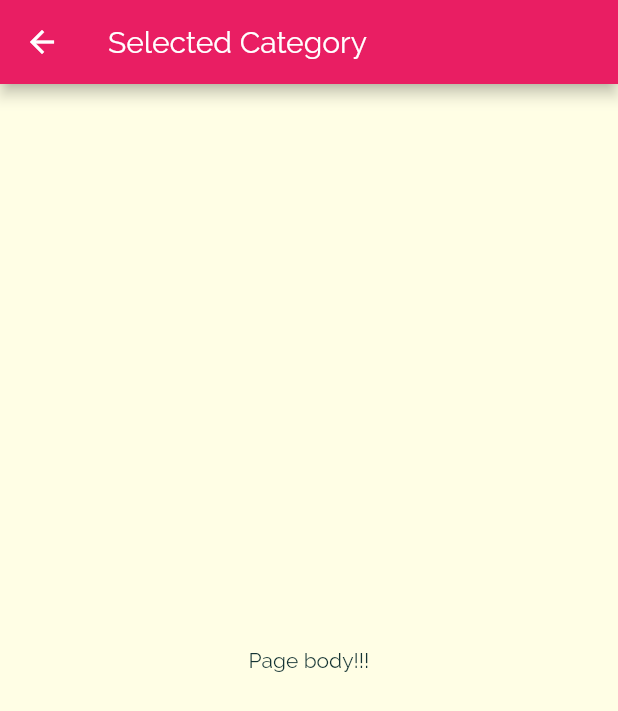
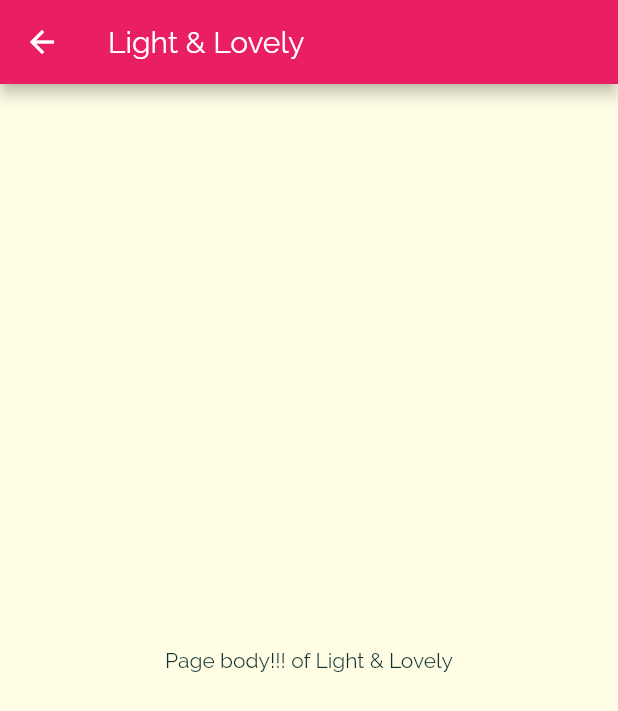
Before and after one commit to ajitaz/DeliMeals, a Flutter app: the screen it shows after launch, after a tap on "Light & Lovely", on a phone screen of 412 x 824 dp. Shown: the top 711 px of the screen. Run offline on Flutter 3.47's test engine with Material 2 defaults, Android fonts, the phone set to English and light mode, and no system bars.

```diff
--- a/lib/categories_screen.dart
+++ b/lib/categories_screen.dart
@@ -19,7 +19,7 @@ class CategoriesScreen extends StatelessWidget {
         ),
         children: DUMMY_CATEGOIRES
             .map(
-              (catData) => CategoryItem(catData.title, catData.color),
+              (catData) => CategoryItem(catData.id,catData.title, catData.color),
             )
             .toList(),
       ),
--- a/lib/category_items.dart
+++ b/lib/category_items.dart
@@ -1,21 +1,17 @@
-import 'package:delimeals/category_meals_screen.dart';
 import 'package:flutter/material.dart';
 
 class CategoryItem extends StatelessWidget {
+  final String id;
   final String title;
   final Color color;
 
-  CategoryItem(this.title, this.color);
+  CategoryItem(this.id, this.title, this.color);
 
   void selectCategory(BuildContext ctx) {
-    Navigator.push(
-      ctx,
-      MaterialPageRoute(
-        builder: (_) {
-          return CategoryMealsScreen();
-        },
-      ),
-    );
+    Navigator.of(ctx).pushNamed('/category-meals', arguments: {
+      'id': id,
+      'title': title,
+    });
   }
 
   @override
--- a/lib/category_meals_screen.dart
+++ b/lib/category_meals_screen.dart
@@ -1,14 +1,19 @@
 import 'package:flutter/material.dart';
 
 class CategoryMealsScreen extends StatelessWidget {
+
   @override
   Widget build(BuildContext context) {
+    final routeArgs = ModalRoute.of(context)!.settings.arguments as Map<String, String>;
+    final String categoryId = routeArgs['id'] as String;
+    final String categoryTitle = routeArgs['title'] as String;
+
     return Scaffold(
       appBar: AppBar(
-        title: Text('Selected Category'),
+        title: Text(categoryTitle),
       ),
       body: Center(
-        child: Text("Page body!!!"),
+        child: Text("Page body!!! of $categoryTitle"),
       ),
     );
   }
--- a/lib/main.dart
+++ b/lib/main.dart
@@ -1,5 +1,6 @@
 import 'package:flutter/material.dart';
 import './categories_screen.dart';
+import './category_meals_screen.dart';
 
 void main() {
   runApp(MyApp());
@@ -30,6 +31,9 @@ class MyApp extends StatelessWidget {
             ),
       ),
       home: CategoriesScreen(),
+      routes: {
+        '/category-meals': (ctx) => CategoryMealsScreen(),
+      },
     );
   }
 }
```
